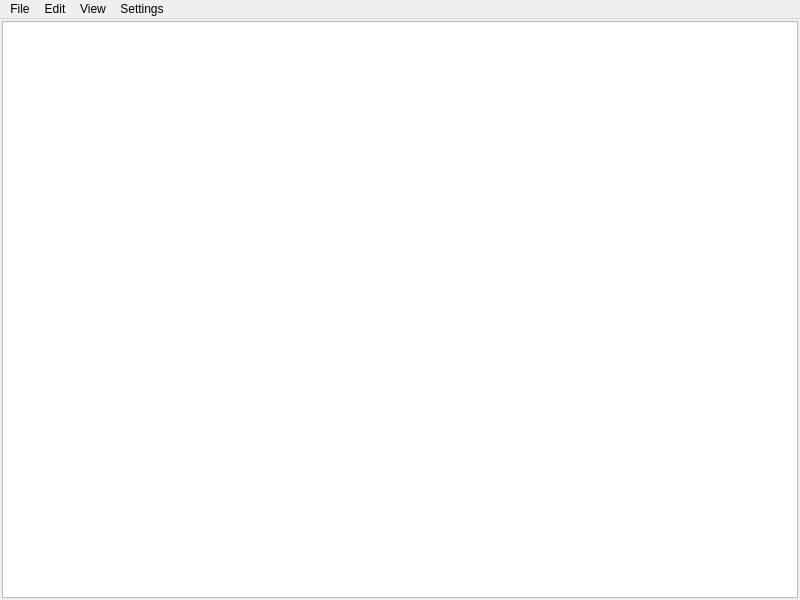
Above: windows/main/main_window.ui from PippoGot/PRJ_MANAGER_2021 before the change. Below: the same form after it.
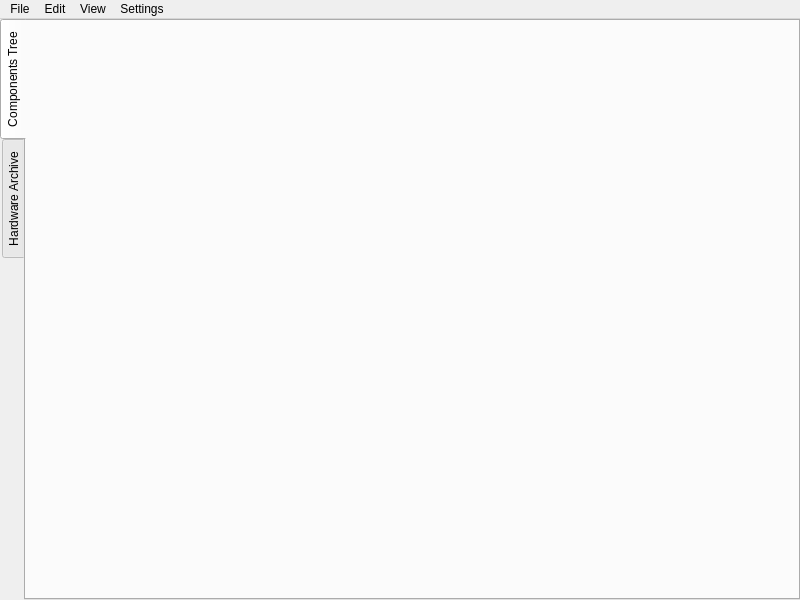
That is the form after the change.

Commit message:
Implemented Component Editor and small refactoring
Moved:
- initial model components creation in CompModel._init_base_components
- page creation in MainWindow._generate_pages
- actions addition in MainWindow._add_actions
- models generation in MainWindow._generate_models
- actions inside the component page

Implemented:
- PageTemplate class for creating pages
- Component page
- Node editor

Changed:
- the main window to have a tab widget with pages
- previous CompEditor to PopupEditor

The edit to the form file:
```diff
--- a/windows/main/main_window.ui
+++ b/windows/main/main_window.ui
@@ -16,19 +16,70 @@
   <widget class="QWidget" name="centralwidget">
    <layout class="QHBoxLayout" name="horizontalLayout">
     <property name="leftMargin">
-     <number>2</number>
+     <number>0</number>
     </property>
     <property name="topMargin">
-     <number>2</number>
+     <number>0</number>
     </property>
     <property name="rightMargin">
-     <number>2</number>
+     <number>0</number>
     </property>
     <property name="bottomMargin">
-     <number>2</number>
+     <number>0</number>
     </property>
     <item>
-     <widget class="QTreeView" name="uiCompView"/>
+     <widget class="QTabWidget" name="uiCentralWidget">
+      <property name="tabPosition">
+       <enum>QTabWidget::West</enum>
+      </property>
+      <property name="currentIndex">
+       <number>0</number>
+      </property>
+      <widget class="QWidget" name="uiCompPageFrame">
+       <attribute name="title">
+        <string>Components Tree</string>
+       </attribute>
+       <layout class="QHBoxLayout" name="horizontalLayout_2">
+        <property name="spacing">
+         <number>0</number>
+        </property>
+        <property name="leftMargin">
+         <number>0</number>
+        </property>
+        <property name="topMargin">
+         <number>0</number>
+        </property>
+        <property name="rightMargin">
+         <number>0</number>
+        </property>
+        <property name="bottomMargin">
+         <number>0</number>
+        </property>
+       </layout>
+      </widget>
+      <widget class="QWidget" name="uiArchivePageFrame">
+       <attribute name="title">
+        <string>Hardware Archive</string>
+       </attribute>
+       <layout class="QHBoxLayout" name="horizontalLayout_3">
+        <property name="spacing">
+         <number>0</number>
+        </property>
+        <property name="leftMargin">
+         <number>0</number>
+        </property>
+        <property name="topMargin">
+         <number>0</number>
+        </property>
+        <property name="rightMargin">
+         <number>0</number>
+        </property>
+        <property name="bottomMargin">
+         <number>0</number>
+        </property>
+       </layout>
+      </widget>
+     </widget>
     </item>
    </layout>
   </widget>
```
Left out of the diff: 9 changed lines with no effect on the pictures. The commit also changes 17 other files.
